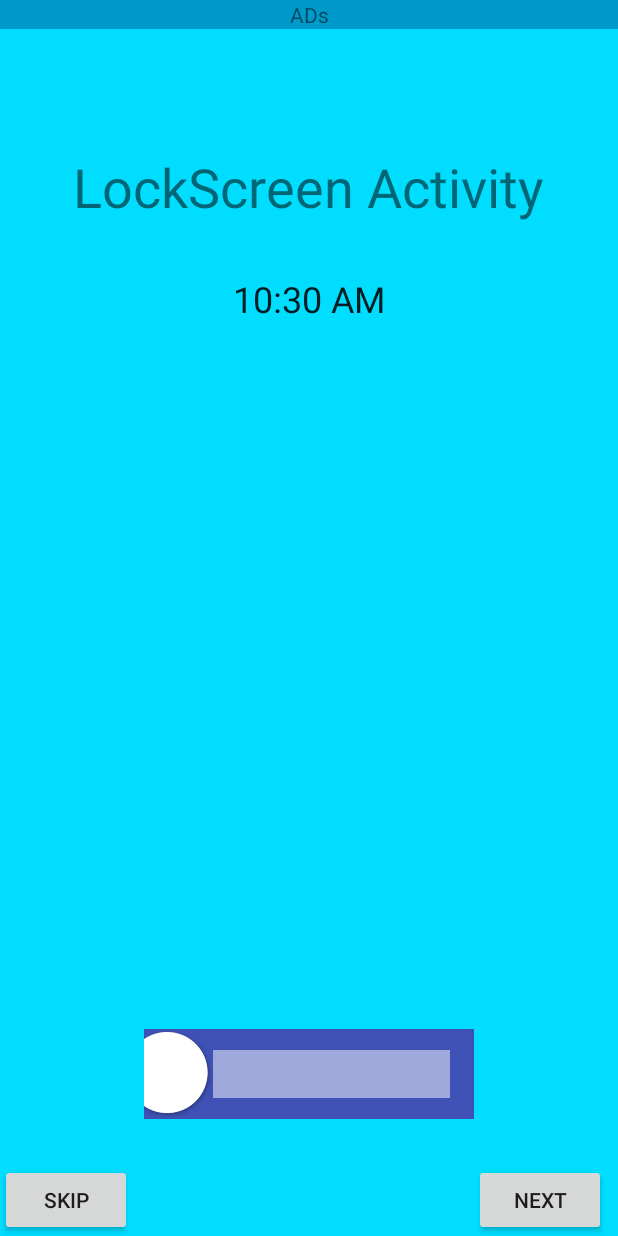
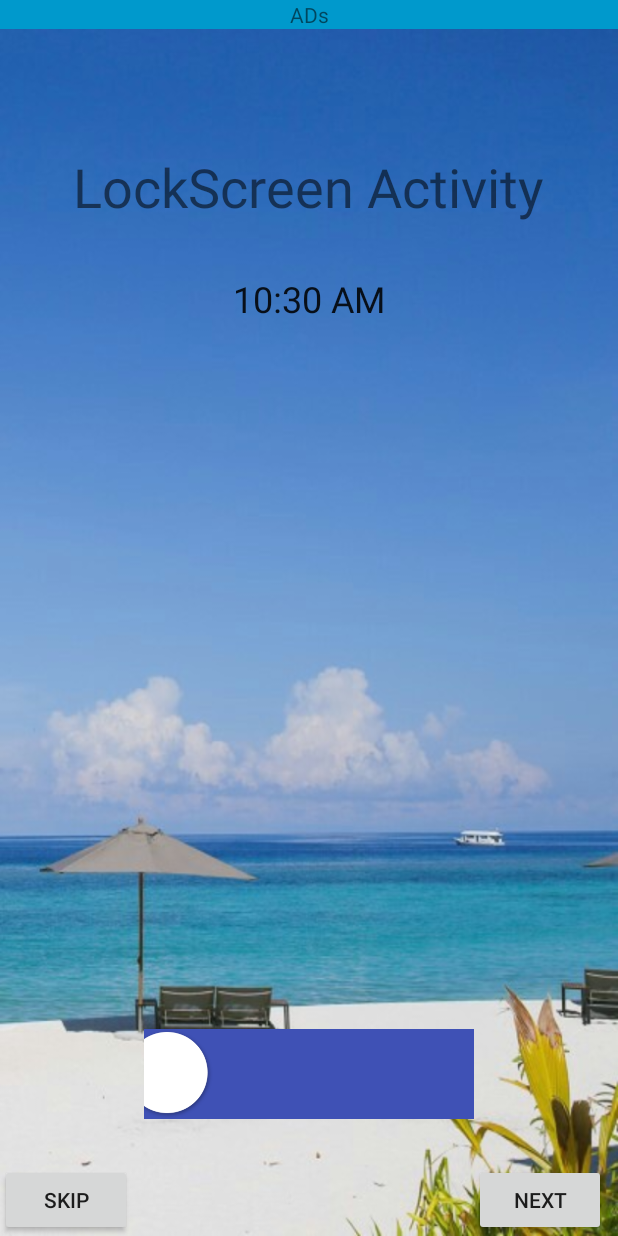
Before and after one commit to hsMaldives/Android, an Android app: the LockScreen2Activity screen opened directly, with no data from a screen before it, after a tap on "BEFORE", on a phone screen of 412 x 824 dp. Run offline under Robolectric (Android 15) with nearby library versions, the phone set to English and light mode, and no system bars.

Commit message:
refactory_0408

```diff
--- a/app/src/main/AndroidManifest.xml
+++ b/app/src/main/AndroidManifest.xml
@@ -17,7 +17,7 @@
 
     <application
         android:allowBackup="true"
-        android:icon="@mipmap/padlock_blue"
+        android:icon="@mipmap/placeholder"
         android:label="@string/app_name"
         android:supportsRtl="true"
         android:theme="@style/AppTheme">
--- a/app/src/main/java/com/example/kgt/lock/activity/LockScreen2Activity.java
+++ b/app/src/main/java/com/example/kgt/lock/activity/LockScreen2Activity.java
@@ -2,6 +2,7 @@ package com.example.kgt.lock.activity;
 
 import android.Manifest;
 import android.content.Context;
+import android.content.DialogInterface;
 import android.content.Intent;
 import android.content.pm.PackageManager;
 import android.location.Location;
@@ -10,28 +11,26 @@ import android.location.LocationManager;
 import android.os.Bundle;
 import android.support.v4.app.ActivityCompat;
 import android.support.v4.content.ContextCompat;
+import android.support.v7.app.AlertDialog;
 import android.support.v7.app.AppCompatActivity;
 import android.util.Log;
-import android.view.LayoutInflater;
 import android.view.View;
-import android.view.ViewGroup;
 import android.view.WindowManager;
-import android.widget.BaseAdapter;
 import android.widget.ListView;
 import android.widget.RatingBar;
-import android.widget.TextView;
 import android.widget.Toast;
 
 import com.example.kgt.lock.R;
-
-import com.example.kgt.lock.adapter.RatingAdapters;
+import com.example.kgt.lock.adapter.RatingAdapter;
 
 public class LockScreen2Activity extends AppCompatActivity {
 
-    private double v; //위도
-    private double h; //경도
+    private double lati; //위도
+    private double longi; //경도
     private float[] rating;//점수들
-    private RatingAdapters ratingAdapters;
+    private RatingAdapter ratingAdapter;
+
+    private String[] names = {"맛","친절","청결"};
 
     @Override
     protected void onCreate(Bundle savedInstanceState) {
@@ -39,62 +38,73 @@ public class LockScreen2Activity extends AppCompatActivity {
         setContentView(R.layout.lockscreen2);
 
         setListViewAdapter();
-
+        //checkOverlayPermissions();
         checkDangerousPermissions();
 
-        getWindow().addFlags(WindowManager.LayoutParams.FLAG_SHOW_WHEN_LOCKED|WindowManager.LayoutParams.FLAG_DISMISS_KEYGUARD);
+
+        chkGpsService();
+
+        //FLAG_SHOW_WHEN_LOCKED - 기본잠금보다 위에 띄워라
+        //FLAG_DISSMISS_KEYGUARD - 안드로이드 기본 잠금화면을 없애라. (말을 잘 안듣는다-나중에 수정)
+        getWindow().setFlags(WindowManager.LayoutParams.FLAG_DISMISS_KEYGUARD |
+                        WindowManager.LayoutParams.FLAG_SHOW_WHEN_LOCKED
+                //WindowManager.LayoutParams.FLAG_TURN_SCREEN_ON |
+                //WindowManager.LayoutParams.FLAG_KEEP_SCREEN_ON,
+                ,
+                WindowManager.LayoutParams.FLAG_DISMISS_KEYGUARD |
+                        WindowManager.LayoutParams.FLAG_SHOW_WHEN_LOCKED
+                //WindowManager.LayoutParams.FLAG_TURN_SCREEN_ON|
+                // WindowManager.LayoutParams.FLAG_KEEP_SCREEN_ON);
+        );
+    }
+
+
+    //GPS 설정 체크
+    private boolean chkGpsService() {
+
+        String gps = android.provider.Settings.Secure.getString(getContentResolver(), android.provider.Settings.Secure.LOCATION_PROVIDERS_ALLOWED);
+
+        Log.d(gps, "aaaa");
+
+        if (!(gps.matches(".*gps.*") && gps.matches(".*network.*"))) {
+
+            // GPS OFF 일때 Dialog 표시
+            AlertDialog.Builder gsDialog = new AlertDialog.Builder(this);
+            gsDialog.setTitle("위치 서비스 설정");
+            gsDialog.setMessage("무선 네트워크 사용, GPS 위성 사용을 모두 체크하셔야 정확한 위치 서비스가 가능합니다.\n위치 서비스 기능을 설정하시겠습니까?");
+            gsDialog.setPositiveButton("OK", new DialogInterface.OnClickListener() {
+                public void onClick(DialogInterface dialog, int which) {
+                    // GPS설정 화면으로 이동
+                    Intent intent = new Intent(android.provider.Settings.ACTION_LOCATION_SOURCE_SETTINGS);
+                    intent.addCategory(Intent.CATEGORY_DEFAULT);
+                    startActivity(intent);
+                }
+            })
+                    .setNegativeButton("NO", new DialogInterface.OnClickListener() {
+                        public void onClick(DialogInterface dialog, int which) {
+                            return;
+                        }
+                    }).create().show();
+            return false;
+
+        } else {
+            return true;
+        }
     }
 
 
 
-    private String[] names = {"맛","친절","청결"};
+
+
 
     private void setListViewAdapter(){
-        class RatingAdapter extends BaseAdapter {
+        ListView listView = (ListView)findViewById(R.id.listView);
+        ratingAdapter = new RatingAdapter(this, names);
+        listView.setAdapter(ratingAdapter);
 
-            private Context context;
-            private String[] names;
+        rating = new float[ratingAdapter.getCount()];
+    }
 
-            public RatingAdapter(Context context,String[] names){
-                this.context = context;
-                this.names = names;
-            }
-
-            @Override
-            public int getCount() {
-                return names.length;
-            }
-
-            @Override
-            public Object getItem(int i) {
-                return names[i];
-            }
-
-            @Override
-            public long getItemId(int i) {
-                return i;
-            }
-
-            @Override
-            public View getView(int i, View view, ViewGroup viewGroup) {
-                if(view == null){
-                    LayoutInflater inflater = LayoutInflater.from(context);
-                    view = inflater.inflate(R.layout.item_list,viewGroup,false);
-                }
-                TextView textView = (TextView)view.findViewById(R.id.ratingTextView);
-                RatingBar ratingBar = (RatingBar)view.findViewById(R.id.ratingBar);
-
-                textView.setText((String)getItem(i));
-
-                return view;
-            }
-        }
-
-        ListView listView = (ListView)findViewById(R.id.listView);
-        ratingAdapters = new RatingAdapters(this, names);
-
-        listView.setAdapter(ratingAdapters);
-    }
 
     public void checkDangerousPermissions() {
         String[] permissions = {
@@ -121,6 +131,8 @@ public class LockScreen2Activity extends AppCompatActivity {
                 ActivityCompat.requestPermissions(this, permissions, 1);
             }
         }
+
+
     }
 
     @Override
@@ -183,9 +195,9 @@ public class LockScreen2Activity extends AppCompatActivity {
          */
         public void onLocationChanged(Location location) {
             //위도(가로선)
-            Double latitude = v= location.getLatitude();
+            Double latitude = lati= location.getLatitude();
             //경도(세로선)
-            Double longitude =h = location.getLongitude();
+            Double longitude =longi = location.getLongitude();
 
             String msg = "Latitude : "+ latitude + "\nLongitude:"+ longitude;
             Log.i("GPSListener", msg);
@@ -204,24 +216,24 @@ public class LockScreen2Activity extends AppCompatActivity {
 
     }
 
+
+
+
     public void onBeforeButtonClicked(View v){
         Intent intent = new Intent(this, LockScreenActivity.class);
         startActivity(intent);
+
         overridePendingTransition(R.anim.in_from_right,R.anim.out_to_left);
         finish();
     }
 
     public void onFinishButtonClicked(View v){
-
-        rating = new float[ratingAdapters.getCount()];
-
-        //gps정보 + ratingBar 점수들 {맛=5,청결=3.5, 서비스=2)
         startLocationService();
 
         for(int i=0;i<rating.length;i++) {
-            RatingBar ratingBar = (RatingBar) ratingAdapters.getItem(i);
+            RatingBar ratingBar = (RatingBar) ratingAdapter.getItem(i);
             rating[i] = ratingBar.getRating();
-            Log.i("total", "v=" + v + "," + "h=" + h + "," + "infos=" + rating[i]);
+            Log.i("infos", "위도(lati)=" + lati + "," + "경도(longi)=" + longi + "," + "infos=" + rating[i]);
         }
 
 
--- a/app/src/main/java/com/example/kgt/lock/activity/LockScreenActivity.java
+++ b/app/src/main/java/com/example/kgt/lock/activity/LockScreenActivity.java
@@ -29,7 +29,16 @@ public class LockScreenActivity extends AppCompatActivity {
 
         //FLAG_SHOW_WHEN_LOCKED - 기본잠금보다 위에 띄워라
         //FLAG_DISSMISS_KEYGUARD - 안드로이드 기본 잠금화면을 없애라. (말을 잘 안듣는다-나중에 수정)
-        getWindow().addFlags(WindowManager.LayoutParams.FLAG_SHOW_WHEN_LOCKED|WindowManager.LayoutParams.FLAG_DISMISS_KEYGUARD|WindowManager.LayoutParams.FLAG_FULLSCREEN);
+        getWindow().setFlags(WindowManager.LayoutParams.FLAG_DISMISS_KEYGUARD |
+                        WindowManager.LayoutParams.FLAG_SHOW_WHEN_LOCKED
+                        //WindowManager.LayoutParams.FLAG_TURN_SCREEN_ON |
+                        //WindowManager.LayoutParams.FLAG_KEEP_SCREEN_ON,
+                ,
+                WindowManager.LayoutParams.FLAG_DISMISS_KEYGUARD |
+                        WindowManager.LayoutParams.FLAG_SHOW_WHEN_LOCKED
+                        //WindowManager.LayoutParams.FLAG_TURN_SCREEN_ON|
+                       // WindowManager.LayoutParams.FLAG_KEEP_SCREEN_ON);
+        );
     }
 
     //나머지는 알아서 구성하기...
@@ -38,6 +47,16 @@ public class LockScreenActivity extends AppCompatActivity {
 
 
 
+    private void goToLockScreen2(){
+        Intent i = new Intent(this,LockScreen2Activity.class);
+        //intent.addFlags(FLAG_ACTIVITY_REORDER_TO_FRONT);
+        startActivity(i);
+
+        //왼쪽에서 들어오고 오른쪽으로 나간다.(-> 슬라이드)
+        overridePendingTransition(R.anim.in_from_left,R.anim.out_to_right);
+
+        finish();
+    }
 
 
     private void customSeekBar(){
@@ -52,10 +71,7 @@ public class LockScreenActivity extends AppCompatActivity {
             @Override
             public void onStopTrackingTouch(SeekBar seekBar) {
                 if(seekBar.getProgress() >= 80){
-                    Intent i = new Intent(seekBar.getContext(),LockScreen2Activity.class);
-
-                    startActivity(i);
-                    finish();
+                    goToLockScreen2();
                 }
                 else {
                     seekBar.setProgress(0);
@@ -104,13 +120,7 @@ public class LockScreenActivity extends AppCompatActivity {
 
 
     public void onNextButtonClicked(View v){
-        Intent intent = new Intent(this, LockScreen2Activity.class);
-        //intent.addFlags(FLAG_ACTIVITY_REORDER_TO_FRONT);
-        startActivity(intent);
-        overridePendingTransition(R.anim.in_from_left,R.anim.out_to_right);
-        //왼쪽에서 들어오고 오른쪽으로 나간다.(-> 슬라이드)
-        finish();
-
+       goToLockScreen2();
     }
 
 }
--- a/app/src/main/java/com/example/kgt/lock/activity/MainAppActivity.java
+++ b/app/src/main/java/com/example/kgt/lock/activity/MainAppActivity.java
@@ -21,12 +21,17 @@ public class MainAppActivity extends AppCompatActivity {
         super.onCreate(savedInstanceState);
         setContentView(R.layout.activity_main);
 
+        webViewConfig();
+    }
+
+    private void webViewConfig(){
         WebView webView = (WebView) findViewById(R.id.webView);
         webView.getSettings().setJavaScriptEnabled(true);
         webView.loadUrl("http://m.naver.com");
         webView.setWebViewClient(new WebViewClient());
         webView.setWebChromeClient(new WebChromeClient());
     }
+
 
     public void onStartButtonClicked(View v){
         Intent intent = new Intent(this, ScreenService.class);
--- a/app/src/main/java/com/example/kgt/lock/adapter/RatingAdapters.java
+++ b/app/src/main/java/com/example/kgt/lock/adapter/RatingAdapter.java
@@ -17,13 +17,13 @@ import java.util.List;
  * Created by KGT on 2017-04-05.
  */
 
-public class RatingAdapters extends BaseAdapter{
+public class RatingAdapter extends BaseAdapter{
 
         private Context context;
         private String[] names;
         private List<RatingBar> ratingBarList;
 
-        public RatingAdapters(Context context, String[] names){
+        public RatingAdapter(Context context, String[] names){
             this.context = context;
             this.names = names;
             ratingBarList = new ArrayList<>();
--- a/app/src/main/res/layout/lockscreen.xml
+++ b/app/src/main/res/layout/lockscreen.xml
@@ -4,29 +4,29 @@
     android:id="@+id/lockScreen"
     android:layout_width="match_parent"
     android:layout_height="match_parent"
-    android:background="@android:color/holo_blue_bright"
+    android:background="@drawable/moldive"
     android:orientation="vertical">
 
     <TextView
         android:id="@+id/textView"
         android:layout_width="wrap_content"
         android:layout_height="wrap_content"
+        android:layout_alignParentTop="true"
+        android:layout_centerHorizontal="true"
+        android:layout_marginTop="100dp"
         android:text="LockScreen Activity"
         android:textAlignment="center"
-        android:textSize="36sp"
-        android:layout_alignParentTop="true"
-        android:layout_centerHorizontal="true"
-        android:layout_marginTop="100dp" />
+        android:textSize="36sp" />
 
     <Button
         android:id="@+id/nextButton"
         android:layout_width="wrap_content"
         android:layout_height="wrap_content"
+        android:layout_alignParentBottom="true"
+        android:layout_toEndOf="@+id/seekBar"
+        android:layout_toRightOf="@+id/seekBar"
         android:onClick="onNextButtonClicked"
-        android:text="Next"
-        android:layout_alignParentBottom="true"
-        android:layout_toRightOf="@+id/seekBar"
-        android:layout_toEndOf="@+id/seekBar" />
+        android:text="Next" />
 
     <SeekBar
         android:id="@+id/seekBar"
@@ -36,9 +36,12 @@
         android:layout_centerHorizontal="true"
         android:layout_marginBottom="30dp"
         android:background="@color/colorPrimary"
+        android:fadeScrollbars="false"
         android:max="100"
-        android:progressDrawable="@android:drawable/screen_background_light_transparent"
-        android:thumb="@drawable/circle" />
+        android:progressDrawable="@color/colorPrimary"
+        android:thumb="@drawable/circle"
+
+        />
 
     <Button
         android:id="@+id/skipButton"
@@ -54,10 +57,10 @@
         android:id="@+id/textClock"
         android:layout_width="wrap_content"
         android:layout_height="wrap_content"
-        android:textSize="24sp"
         android:layout_below="@+id/textView"
         android:layout_centerHorizontal="true"
-        android:layout_marginTop="34dp" />
+        android:layout_marginTop="34dp"
+        android:textSize="24sp" />
 
     <TextView
         android:id="@+id/textView4"
```
Also changed, not shown: app/src/main/java/com/example/kgt/lock/service/ScreenService.java (+40 -38 lines), app/src/main/res/layout/lockscreen2.xml (+10 -10 lines), app/src/main/res/drawable/moldive.jpg (added), app/src/main/res/mipmap-hdpi/placeholder.png (added), app/src/main/res/mipmap-xhdpi/padlock.png (deleted), app/src/main/res/mipmap-xhdpi/padlock_black.png (deleted), app/src/main/res/mipmap-xhdpi/padlock_blue.png (deleted).
